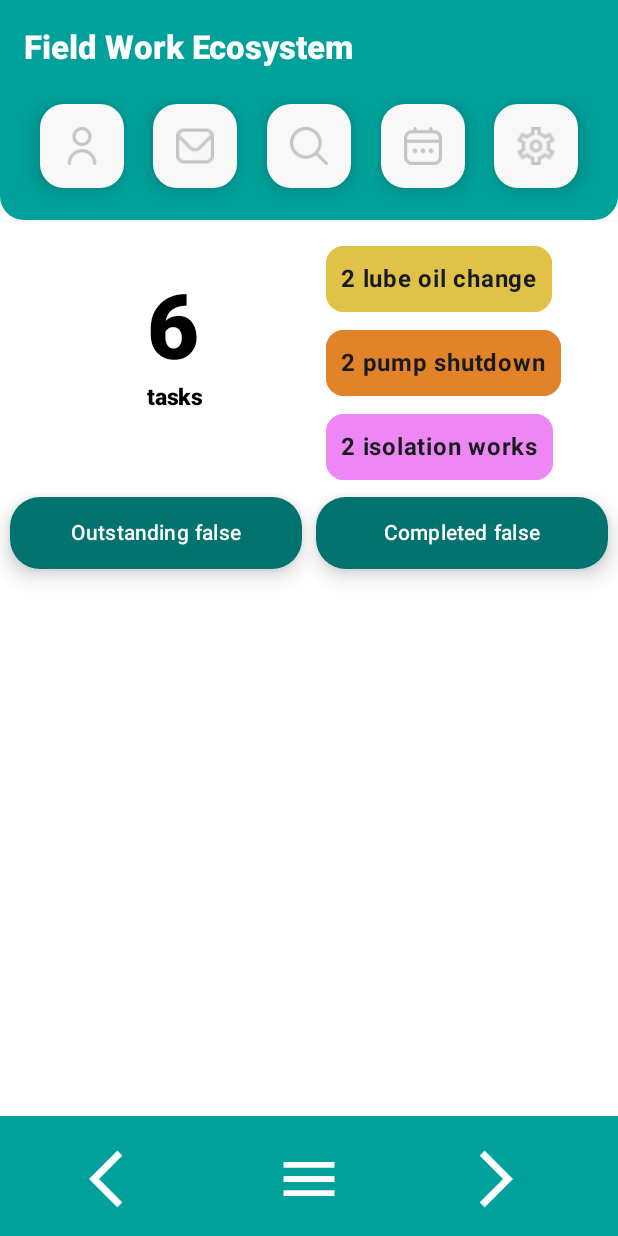
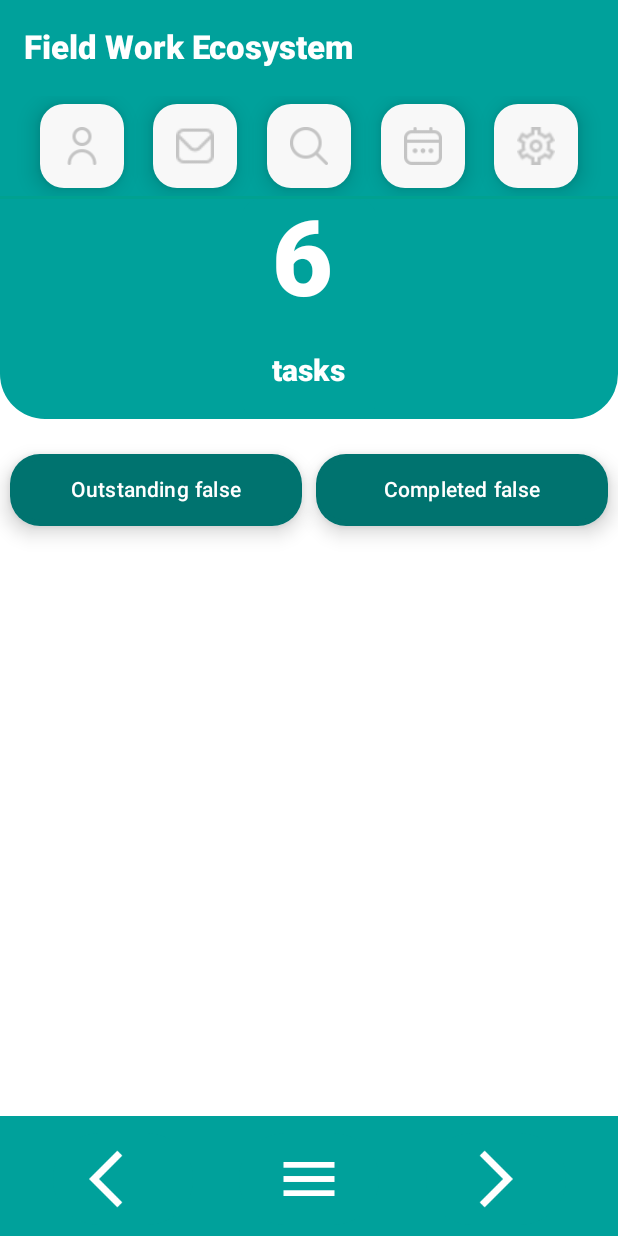
Before and after one commit to alhammialiff/industrial-condition-monitoring-app, an Android app built with Jetpack Compose: the screen it shows after launch (MainActivity), after a tap on "Login", on a phone screen of 412 x 824 dp. Run offline under Robolectric (Android 15) with nearby library versions, the phone set to English and light mode, and no system bars; our stand-ins replace livedata-compose.

Commit message:
[Touch base: Notification Route] Added notification route

```diff
--- a/app/src/main/java/com/example/kotlindevcourse/HomeScreen.kt
+++ b/app/src/main/java/com/example/kotlindevcourse/HomeScreen.kt
@@ -38,6 +38,7 @@ import androidx.compose.runtime.getValue
 import androidx.compose.runtime.livedata.observeAsState
 import androidx.compose.ui.Alignment
 import androidx.compose.ui.Modifier
+import androidx.compose.ui.draw.clip
 import androidx.compose.ui.draw.drawBehind
 import androidx.compose.ui.draw.shadow
 import androidx.compose.ui.graphics.Color
@@ -196,7 +197,7 @@ fun HomeScreen(
 
             BodyContent(
                 onUserProfileButtonClicked = onUserProfileButtonClicked ,
-                onNotificationButtonClicked = {  },
+                onNotificationButtonClicked = onNotificationButtonClicked,
                 width = screenWidth,
                 height = screenHeight,
                 message = "Body Content",
@@ -251,23 +252,30 @@ fun OverviewSectionGroup(fieldTaskViewModel: FieldTasksViewModel = viewModel())
 
 }
 
+
+
 @OptIn(ExperimentalLayoutApi::class)
 @Composable
 fun OverviewSection(
     numOfOutstandingTasks: Int,
     modifier: Modifier = Modifier
+
 ) {
 
     FlowRow(
         horizontalArrangement = Arrangement.SpaceEvenly,
+
         modifier = modifier
             .fillMaxWidth()
-            .padding(
-                16.dp,
-                16.dp,
-                16.dp,
-                8.dp
+            .clip(
+                RoundedCornerShape(
+                    topStart = 0.dp,
+                    topEnd = 0.dp,
+                    bottomStart = 30.dp,
+                    bottomEnd = 30.dp
+                ),
             )
+            .background(Color(0xff00A19B))
             /* Layout Guideline */
 //            .border(
 //                border = BorderStroke(0.dp, Color.LightGray),
@@ -282,59 +290,59 @@ fun OverviewSection(
         )
 
         // Should provide a column of num breakdowns of outstanding tasks
-        FlowColumn(
-            horizontalArrangement = Arrangement.End,
-            modifier = modifier.padding(
-                0.dp,
-                0.dp
-            ),
-        ) {
-
-            Text(
-                text = "2 lube oil change",
-                fontWeight = FontWeight.Bold,
-                modifier = Modifier
-                    .padding(0.dp, 0.dp, 0.dp, 4.dp)
-                    .border(
-                        border = BorderStroke(1.dp, Color(0xffe0c249)),
-                        shape = RoundedCornerShape(12.dp),
-                    )
-                    .background(Color(0xffe0c249), RoundedCornerShape(12.dp))
-                    .padding(10.dp)
-
-
-            )
-            //            HorizontalDivider()
-            Text(
-                text = "2 pump shutdown",
-                fontWeight = FontWeight.Bold,
-                modifier = Modifier
-                    .padding(0.dp, 8.dp, 0.dp, 4.dp)
-                    .border(
-                        border = BorderStroke(1.dp, Color(0xffe38329)),
-                        shape = RoundedCornerShape(12.dp),
-                    )
-                    .background(Color(0xffe38329), RoundedCornerShape(12.dp))
-                    .padding(10.dp)
-
-            )
-            //            HorizontalDivider()
-            Text(
-                text = "2 isolation works",
-                fontWeight = FontWeight.Bold,
-                modifier = Modifier
-                    .padding(0.dp, 8.dp, 0.dp, 0.dp)
-                    .border(
-                        border = BorderStroke(1.dp, Color(0xffee87f5)),
-                        shape = RoundedCornerShape(12.dp),
-                    )
-                    .background(Color(0xffee87f5), RoundedCornerShape(12.dp))
-                    .padding(10.dp)
-            )
-            //            HorizontalDivider()
-
-
-        }
+//        FlowColumn(
+//            horizontalArrangement = Arrangement.End,
+//            modifier = modifier.padding(
+//                0.dp,
+//                0.dp
+//            ),
+//        ) {
+//
+//            Text(
+//                text = "2 lube oil change",
+//                fontWeight = FontWeight.Bold,
+//                modifier = Modifier
+//                    .padding(0.dp, 0.dp, 0.dp, 4.dp)
+//                    .border(
+//                        border = BorderStroke(1.dp, Color(0xffe0c249)),
+//                        shape = RoundedCornerShape(12.dp),
+//                    )
+//                    .background(Color(0xffe0c249), RoundedCornerShape(12.dp))
+//                    .padding(10.dp)
+//
+//
+//            )
+//            //            HorizontalDivider()
+//            Text(
+//                text = "2 pump shutdown",
+//                fontWeight = FontWeight.Bold,
+//                modifier = Modifier
+//                    .padding(0.dp, 8.dp, 0.dp, 4.dp)
+//                    .border(
+//                        border = BorderStroke(1.dp, Color(0xffe38329)),
+//                        shape = RoundedCornerShape(12.dp),
+//                    )
+//                    .background(Color(0xffe38329), RoundedCornerShape(12.dp))
+//                    .padding(10.dp)
+//
+//            )
+//            //            HorizontalDivider()
+//            Text(
+//                text = "2 isolation works",
+//                fontWeight = FontWeight.Bold,
+//                modifier = Modifier
+//                    .padding(0.dp, 8.dp, 0.dp, 0.dp)
+//                    .border(
+//                        border = BorderStroke(1.dp, Color(0xffee87f5)),
+//                        shape = RoundedCornerShape(12.dp),
+//                    )
+//                    .background(Color(0xffee87f5), RoundedCornerShape(12.dp))
+//                    .padding(10.dp)
+//            )
+//            //            HorizontalDivider()
+//
+//
+//        }
     }
 
 }
@@ -342,7 +350,12 @@ fun OverviewSection(
 @Composable
 fun OverviewNumberCard(
     numOfOutstandingTasks: Int,
-    modifier: Modifier = Modifier
+    modifier: Modifier = Modifier.padding(
+        0.dp,
+        0.dp,
+        0.dp,
+        20.dp
+    )
 ) {
 
     Column(
@@ -351,10 +364,12 @@ fun OverviewNumberCard(
 //                border = BorderStroke(2.dp, Color(0xff4370cf)),
 //                shape = RoundedCornerShape(12.dp),
 //            )
-            .background(Color(0xffffffff), RoundedCornerShape(12.dp))
+            .background(Color(0xff00A19B), RoundedCornerShape(12.dp))
             .padding(
-                60.dp,
-                20.dp
+                20.dp,
+                0.dp,
+                20.dp,
+                0.dp
             )
 
     ) {
@@ -363,19 +378,20 @@ fun OverviewNumberCard(
         Text(
             text = "$numOfOutstandingTasks",
             fontWeight = FontWeight.ExtraBold,
-            fontSize = 60.sp,
+            fontSize = 70.sp,
             modifier = modifier,
             style = MaterialTheme.typography.headlineLarge,
-            color = Color.Black
+            color = Color.White
         )
 
         /* Define sub composables */
         Text(
             text = "tasks",
             fontWeight = FontWeight.ExtraBold,
-            fontSize = 15.sp,
+            fontSize = 20.sp,
             style = MaterialTheme.typography.labelLarge,
-            color = Color.Black
+            color = Color.White,
+            modifier = Modifier.padding(bottom=20.dp)
         )
 
 
@@ -422,18 +438,13 @@ fun BodyContent(
             modifier = Modifier
                 .background(
                     color = Color(0xff00A19B),
-                    shape = RoundedCornerShape(
-                        topStart = 0.dp,
-                        topEnd = 0.dp,
-                        bottomStart = 16.dp,
-                        bottomEnd = 16.dp
-                    )
+                    shape = RectangleShape
                 )
                 .fillMaxWidth()
         )
 
 
-        HorizontalDivider(color = Color(0xfff8f8f8), thickness = 1.dp)
+        HorizontalDivider(color = Color(0xff00A190), thickness = 2.dp)
 
         OverviewSectionGroup()
 
@@ -495,13 +506,14 @@ fun QuickAccessBar(
     Row(
         horizontalArrangement = Arrangement.SpaceEvenly,
         modifier = modifier
+            .fillMaxWidth()
             .padding(
                 start = 12.dp,
                 top = 0.dp,
                 end = 12.dp,
-                bottom = 16.dp
+                bottom = 0.dp
             )
-            .fillMaxWidth()
+
     ) {
 
         // Instantiate array of icon images
@@ -541,7 +553,9 @@ fun QuickAccessBar(
 
         /* Quick Access: Notification */
         QuickAccessButton(
-            destination = onNotificationButtonClicked,
+            destination = {
+                onNotificationButtonClicked.invoke()
+            },
             iconImage = R.drawable.envelope_24,
             containerColor = Color.White,
             modifier = modifier.padding(5.dp)
@@ -807,6 +821,12 @@ fun TabContainer(
         horizontalArrangement = Arrangement.SpaceEvenly,
         modifier = modifier
             .fillMaxWidth()
+            .padding(
+                start = 0.dp,
+                top = 20.dp,
+                end = 0.dp,
+                bottom = 18.dp
+            )
 //            .verticalScroll(rememberScrollState())
     ){
 
@@ -845,6 +865,7 @@ fun TabContainer(
 
         Column(
             modifier = Modifier
+                .padding(10.dp)
                 .verticalScroll(rememberScrollState())
 
         ){
@@ -856,7 +877,8 @@ fun TabContainer(
 
                     canShowContent = isCompletedTabSelected,
                     task = task,
-                    taskIndex = iterableIndex++
+                    taskIndex = iterableIndex++,
+
 
                 )
 
--- a/app/src/main/java/com/example/kotlindevcourse/Screen.kt
+++ b/app/src/main/java/com/example/kotlindevcourse/Screen.kt
@@ -19,6 +19,7 @@ sealed class Screen(val route: String){
     object Home: Screen(route = "home_screen")
     object Login: Screen(route = "login_screen")
     object Profile: Screen(route = "home_screen/profile_screen")
+    object Notification: Screen(route = "home_screen/notification_screen")
 
     /* TODO - Other route label in future */
 
--- a/app/src/main/java/com/example/kotlindevcourse/navigation/HomeNavGraph.kt
+++ b/app/src/main/java/com/example/kotlindevcourse/navigation/HomeNavGraph.kt
@@ -29,7 +29,7 @@ fun NavGraphBuilder.homeNavGraph(
                 },
 
                 onNotificationButtonClicked = {
-//                    navController.navigate(HomeScreenNav.Notification.name)
+                    navController.navigate(Screen.Notification.route)
                 }
 
             )
@@ -43,7 +43,7 @@ fun NavGraphBuilder.homeNavGraph(
         }
 
         /* Notification Route */
-        composable(route = HomeScreenNav.Notification.name){
+        composable(route = Screen.Notification.route){
             NotificationScreen(navController = navController)
         }
 
```
